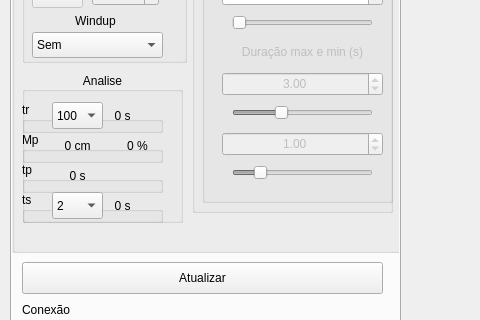
The window that supervisorio.ui (ADHRT/controleTanque) describes before a commit, drawn with Qt 5; both pictures show x 0 to 480 and y 374 to 694 of the 1436 by 813 pixel window.
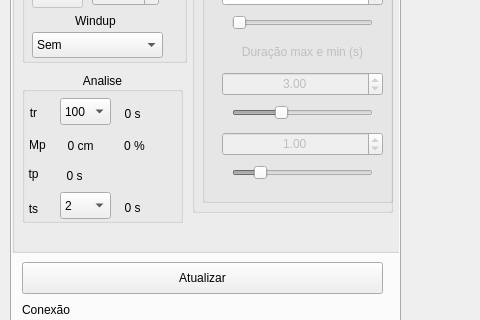
The same window after the commit. Icons and pictures are not drawn. Custom widgets are drawn as their Qt base class.

Commit message: removed analise groupbox

Diff of the .ui file:
```diff
--- a/supervisorio.ui
+++ b/supervisorio.ui
@@ -1212,23 +1212,11 @@
        <property name="alignment">
         <set>Qt::AlignCenter</set>
        </property>
-       <widget class="QGroupBox" name="groupBox_tr">
-        <property name="geometry">
-         <rect>
-          <x>0</x>
-          <y>30</y>
-          <width>141</width>
-          <height>31</height>
-         </rect>
-        </property>
-        <property name="title">
-         <string>tr</string>
-        </property>
         <widget class="QComboBox" name="comboBox_tr">
          <property name="geometry">
           <rect>
-           <x>30</x>
-           <y>0</y>
+          <x>38</x>
+          <y>26</y>
            <width>51</width>
            <height>27</height>
           </rect>
@@ -1252,8 +1240,8 @@
         <widget class="QLabel" name="label_tr">
          <property name="geometry">
           <rect>
-           <x>80</x>
-           <y>5</y>
+          <x>90</x>
+          <y>33</y>
            <width>41</width>
            <height>17</height>
           </rect>
@@ -1265,24 +1253,46 @@
           <set>Qt::AlignCenter</set>
          </property>
         </widget>
+       <widget class="QLabel" name="label_tr_0">
+        <property name="geometry">
+         <rect>
+          <x>-4</x>
+          <y>31</y>
+          <width>31</width>
+          <height>20</height>
+         </rect>
+        </property>
+        <property name="text">
+         <string>tr</string>
+        </property>
+        <property name="textFormat">
+         <enum>Qt::AutoText</enum>
+        </property>
+        <property name="alignment">
+         <set>Qt::AlignCenter</set>
+        </property>
        </widget>
-       <widget class="QGroupBox" name="groupBox_mp">
+       <widget class="QLabel" name="label_mp_0">
         <property name="geometry">
          <rect>
           <x>0</x>
-          <y>60</y>
-          <width>141</width>
-          <height>31</height>
+          <y>63</y>
+          <width>31</width>
+          <height>20</height>
          </rect>
         </property>
-        <property name="title">
+        <property name="text">
          <string>Mp</string>
         </property>
+        <property name="alignment">
+         <set>Qt::AlignCenter</set>
+        </property>
+       </widget>
         <widget class="QLabel" name="label_mp_cm">
          <property name="geometry">
           <rect>
-           <x>30</x>
-           <y>5</y>
+          <x>33</x>
+          <y>65</y>
            <width>51</width>
            <height>17</height>
           </rect>
@@ -1297,8 +1307,8 @@
         <widget class="QLabel" name="label_mp_percent">
          <property name="geometry">
           <rect>
-           <x>90</x>
-           <y>5</y>
+          <x>87</x>
+          <y>65</y>
            <width>51</width>
            <height>17</height>
           </rect>
@@ -1310,24 +1320,27 @@
           <set>Qt::AlignCenter</set>
          </property>
         </widget>
-       </widget>
-       <widget class="QGroupBox" name="groupBox_tp">
+       <widget class="QLabel" name="label_tp_0">
         <property name="geometry">
          <rect>
-          <x>0</x>
-          <y>90</y>
-          <width>141</width>
-          <height>31</height>
+          <x>-4</x>
+          <y>92</y>
+          <width>31</width>
+          <height>20</height>
          </rect>
         </property>
-        <property name="title">
+        <property name="text">
          <string>tp</string>
         </property>
+        <property name="alignment">
+         <set>Qt::AlignCenter</set>
+        </property>
+       </widget>
         <widget class="QLabel" name="label_tp">
          <property name="geometry">
           <rect>
-           <x>30</x>
-           <y>5</y>
+          <x>27</x>
+          <y>95</y>
            <width>51</width>
            <height>17</height>
           </rect>
@@ -1339,24 +1352,27 @@
           <set>Qt::AlignCenter</set>
          </property>
         </widget>
-       </widget>
-       <widget class="QGroupBox" name="groupBox_ts">
+       <widget class="QLabel" name="label_ts_0">
         <property name="geometry">
          <rect>
-          <x>0</x>
-          <y>120</y>
-          <width>141</width>
-          <height>31</height>
+          <x>-4</x>
+          <y>127</y>
+          <width>31</width>
+          <height>20</height>
          </rect>
         </property>
-        <property name="title">
+        <property name="text">
          <string>ts</string>
         </property>
+        <property name="alignment">
+         <set>Qt::AlignCenter</set>
+        </property>
+       </widget>
         <widget class="QComboBox" name="comboBox_ts">
          <property name="geometry">
           <rect>
-           <x>30</x>
-           <y>0</y>
+          <x>38</x>
+          <y>120</y>
            <width>51</width>
            <height>27</height>
           </rect>
@@ -1385,8 +1401,8 @@
         <widget class="QLabel" name="label_ts">
          <property name="geometry">
           <rect>
-           <x>80</x>
-           <y>5</y>
+          <x>90</x>
+          <y>127</y>
            <width>41</width>
            <height>17</height>
           </rect>
@@ -1397,7 +1413,6 @@
          <property name="alignment">
           <set>Qt::AlignCenter</set>
          </property>
-        </widget>
        </widget>
       </widget>
      </widget>
```
Lines whose indentation alone changed are shown as unchanged. The commit also changes 2 other files.
